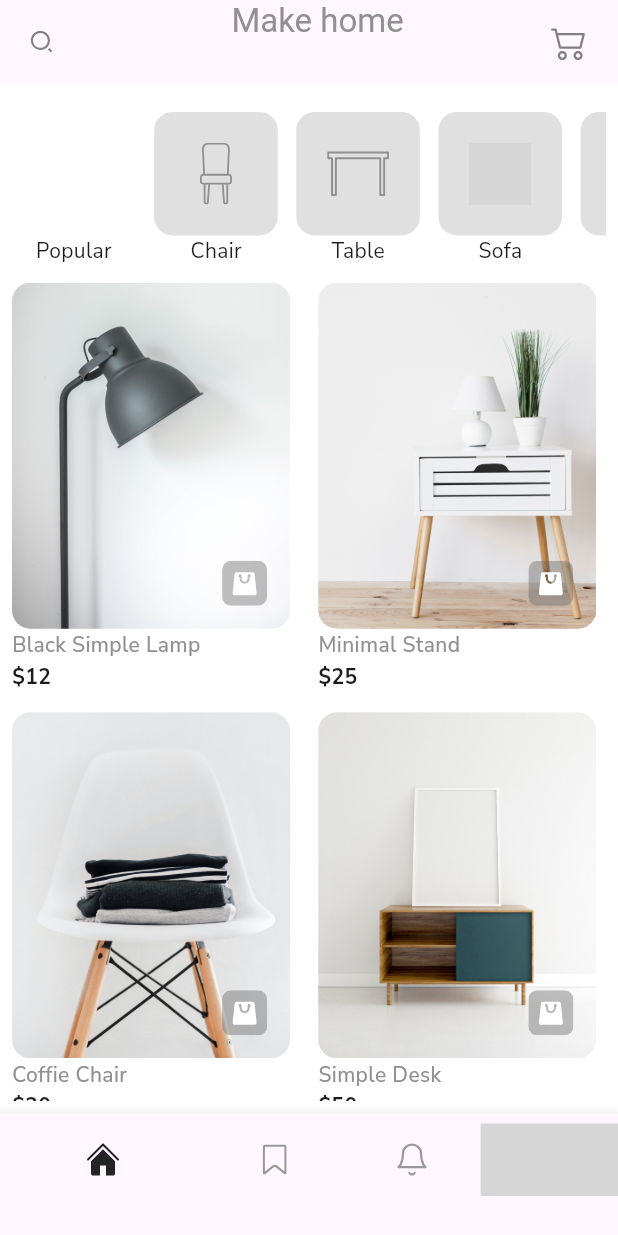
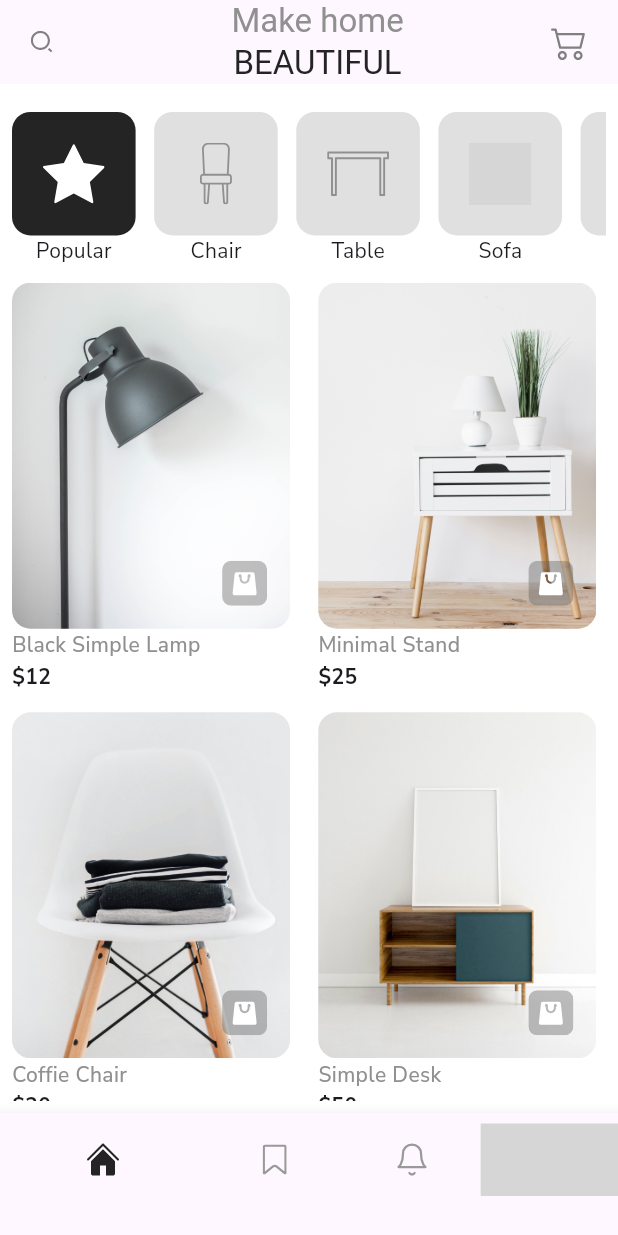
Before and after one commit to shabeer7559/furnigo, a Flutter app: the bottomNavi screen opened directly, on a phone screen of 412 x 824 dp. Run offline on Flutter 3.47's test engine with Material 3 defaults, Android fonts, the light colour scheme and no system bars; our stand-ins replace flutter_svg, google_fonts; Roboto replaces fonts that are missing (Gelasio); grey boxes are pictures that could not be loaded.

Commit message:
color update

```diff
--- a/lib/features/constants/color_const.dart
+++ b/lib/features/constants/color_const.dart
@@ -1,7 +1,7 @@
 import 'dart:ui';
 
 class ColorConst{
-static const primaryColor=Color(242424);
+static const primaryColor=Color(0xff242424);
 static const whit=Color(0xffFFFFFF);
 static const tile=Color(0xffFFFFFF);
 static const liteGrey=Color(0xff8A959E33);
--- a/lib/features/homescreen/screen/bottomNavi.dart
+++ b/lib/features/homescreen/screen/bottomNavi.dart
@@ -6,6 +6,7 @@
 import 'package:furnigo/features/homescreen/screen/favorite.dart';
 import 'package:furnigo/features/homescreen/screen/home_page.dart';
 import 'package:furnigo/features/homescreen/screen/notification.dart';
+import 'package:furnigo/features/profile/screen/profile_page.dart';
 
 class bottomNavi extends StatefulWidget {
   const bottomNavi({super.key});
@@ -20,8 +21,7 @@
   home(),
   favorite(),
   notification(),
-
-
+  profile_page()
 ];
   @override
   Widget build(BuildContext context) {
--- a/lib/main.dart
+++ b/lib/main.dart
@@ -32,7 +32,7 @@
         textTheme: GoogleFonts.nunitoSansTextTheme()
         ),
         debugShowCheckedModeBanner: false,
-        home: SplashScreen(),
+        home: bottomNavi(),
       ),
     );
   }
```
